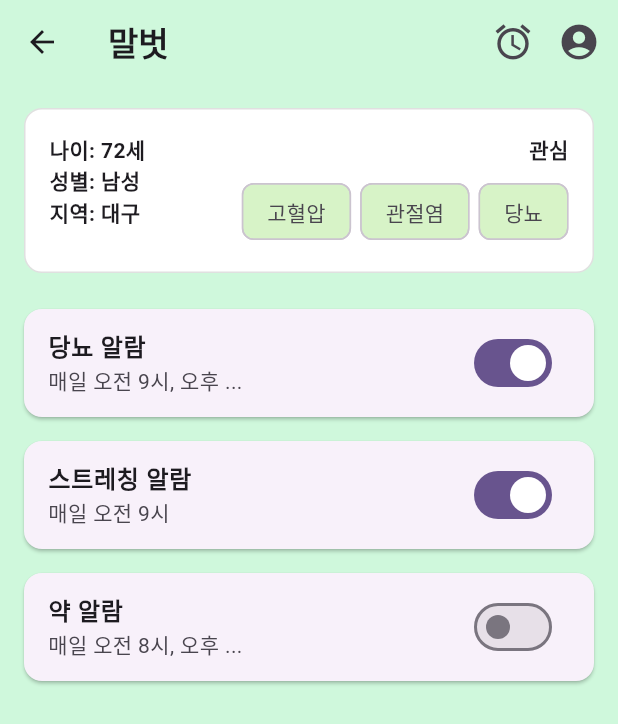
After one commit to sswu-capstoneDesign2025/frontend, a Flutter app: the HealthScreen screen opened directly, on a phone screen of 412 x 824 dp. The commit adds this screen. Shown: the top 724 px of the screen. Run offline on Flutter 3.47's test engine with Material 3 defaults, Android fonts, the phone set to English and light mode, and no system bars; our stand-ins replace app_links, flutter_dotenv, flutter_riverpod, flutter_svg, shared_preferences; missing offline and left inert: flutter_web_auth_2; accounts and stored records are empty; network calls fail.

Commit message:
feat : 건강 알림 기능 추가

```diff
--- /dev/null
+++ b/lib/screens/health/health_screen.dart
@@ -0,0 +1,106 @@
+// 📁 lib/screens/health/health_screen.dart
+
+import 'package:flutter/material.dart';
+
+class HealthScreen extends StatefulWidget {
+  const HealthScreen({super.key});
+
+  @override
+  State<HealthScreen> createState() => _HealthScreenState();
+}
+
+class _HealthScreenState extends State<HealthScreen> {
+  bool diabetesAlarm = true;
+  bool stretchingAlarm = true;
+  bool medicineAlarm = false;
+
+  @override
+  Widget build(BuildContext context) {
+    return Scaffold(
+      backgroundColor: const Color(0xFFCFF8DC),
+      appBar: AppBar(
+        backgroundColor: Colors.transparent,
+        elevation: 0,
+        title: const Text('말벗', style: TextStyle(fontWeight: FontWeight.bold)),
+        actions: const [
+          Icon(Icons.alarm, size: 28),
+          SizedBox(width: 16),
+          Icon(Icons.account_circle, size: 28),
+          SizedBox(width: 12),
+        ],
+      ),
+      body: Column(
+        crossAxisAlignment: CrossAxisAlignment.start,
+        children: [
+          Container(
+            margin: const EdgeInsets.all(16),
+            padding: const EdgeInsets.all(16),
+            decoration: BoxDecoration(
+              color: Colors.white,
+              borderRadius: BorderRadius.circular(12),
+              border: Border.all(color: Colors.black12),
+            ),
+            child: Row(
+              crossAxisAlignment: CrossAxisAlignment.start,
+              children: [
+                const Column(
+                  crossAxisAlignment: CrossAxisAlignment.start,
+                  children: [
+                    Text("나이: 72세", style: TextStyle(fontWeight: FontWeight.bold)),
+                    Text("성별: 남성", style: TextStyle(fontWeight: FontWeight.bold)),
+                    Text("지역: 대구", style: TextStyle(fontWeight: FontWeight.bold)),
+                  ],
+                ),
+                const Spacer(),
+                Column(
+                  crossAxisAlignment: CrossAxisAlignment.end,
+                  children: [
+                    const Text("관심", style: TextStyle(fontWeight: FontWeight.bold)),
+                    const SizedBox(height: 8),
+                    Wrap(
+                      spacing: 6,
+                      runSpacing: 4,
+                      children: const [
+                        Chip(label: Text('고혈압'), backgroundColor: Color(0xFFD7F3C7)),
+                        Chip(label: Text('관절염'), backgroundColor: Color(0xFFD7F3C7)),
+                        Chip(label: Text('당뇨'), backgroundColor: Color(0xFFD7F3C7)),
+                      ],
+                    ),
+                  ],
+                ),
+              ],
+            ),
+          ),
+          Expanded(
+            child: ListView(
+              padding: const EdgeInsets.symmetric(horizontal: 16),
+              children: [
+                _buildAlarmTile(
+                    "당뇨 알람", "매일 오전 9시, 오후 ...", diabetesAlarm, (val) {
+                  setState(() => diabetesAlarm = val);
+                }),
+                _buildAlarmTile("스트레칭 알람", "매일 오전 9시", stretchingAlarm, (val) {
+                  setState(() => stretchingAlarm = val);
+                }),
+                _buildAlarmTile("약 알람", "매일 오전 8시, 오후 ...", medicineAlarm, (val) {
+                  setState(() => medicineAlarm = val);
+                }),
+              ],
+            ),
+          )
+        ],
+      ),
+    );
+  }
+
+  Widget _buildAlarmTile(String title, String subtitle, bool value, Function(bool) onChanged) {
+    return Card(
+      margin: const EdgeInsets.symmetric(vertical: 8),
+      child: ListTile(
+        title: Text(title, style: const TextStyle(fontWeight: FontWeight.bold)),
+        subtitle: Text(subtitle),
+        trailing: Switch(value: value, onChanged: onChanged),
+      ),
+    );
+  }
+}
```
Also changed, not shown: lib/screens/health/alarm_popup.dart (added, +37 -0 lines), lib/widgets/custom_layout.dart (+8 -1 lines).
